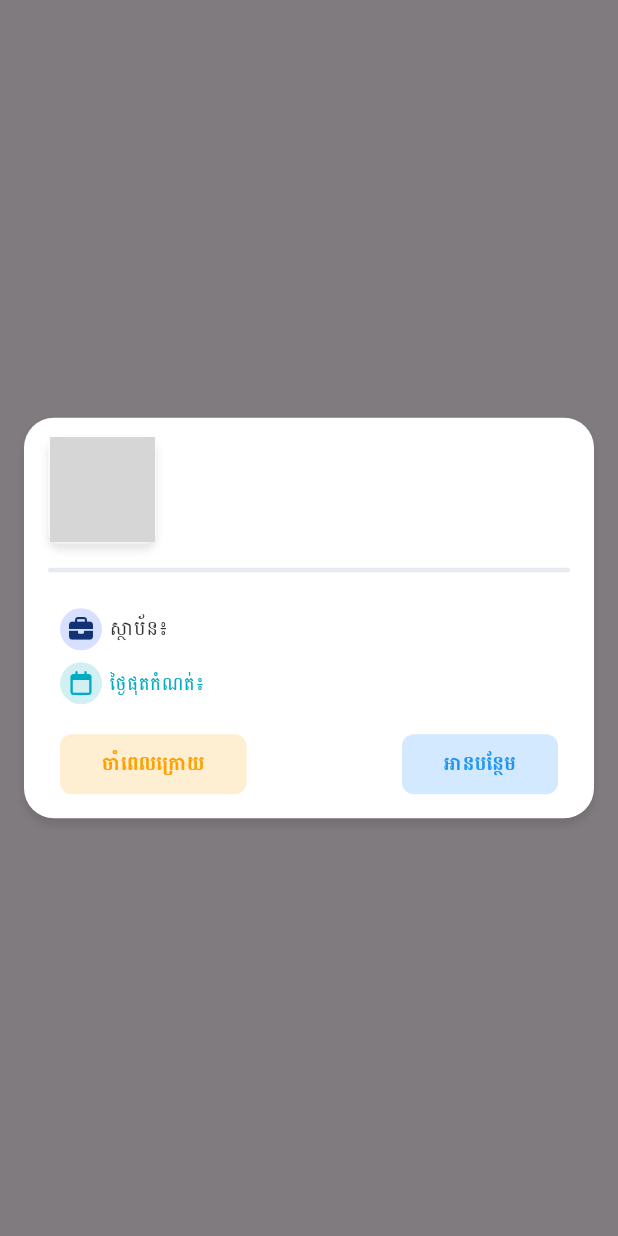
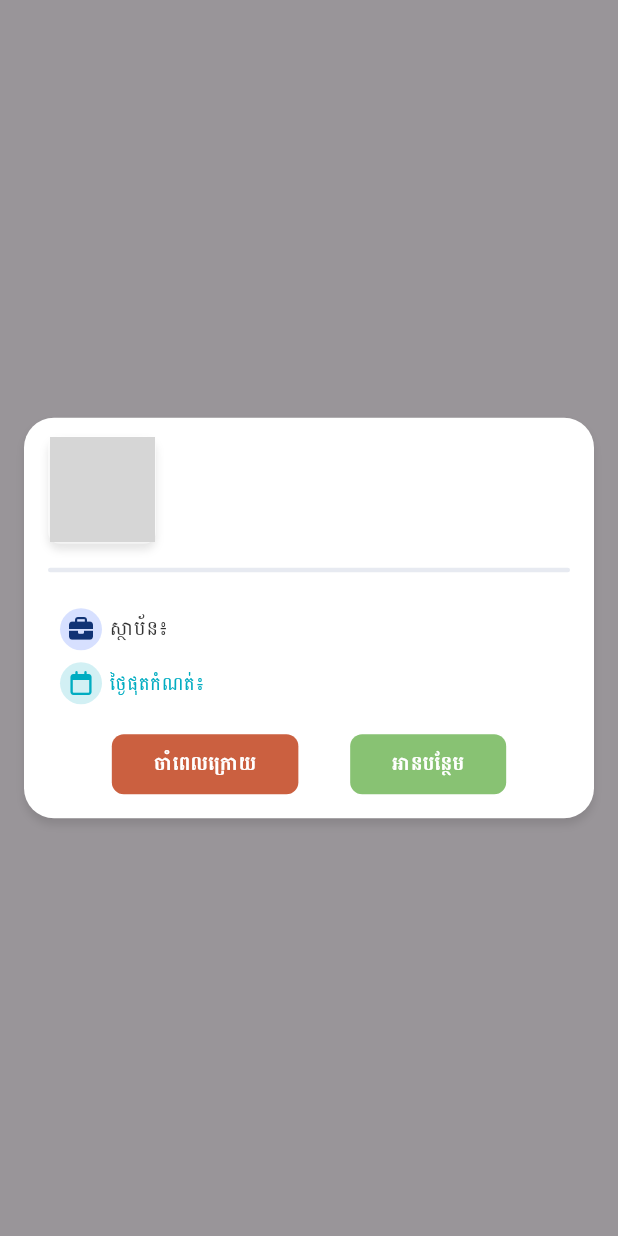
Before and after one commit to BunhengG/USEA_APP_II, a Flutter app: what showCareerDetailsDialog() shows on an empty page, opened directly with empty values, on a phone screen of 412 x 824 dp. Run offline on Flutter 3.47's test engine with Material 3 defaults, Android fonts, the light colour scheme and no system bars; our stand-ins replace bloc, buttons_tabbar, cached_network_image, carousel_slider, connectivity_plus, equatable and 19 more; missing offline and left inert: android_intent_plus, animated_snack_bar, colorful_circular_progress_indicator, google_ml_kit, qr_code_scanner, swipeable_page_route; accounts and stored records are empty; network calls fail; project files that could hold a hidden picture were left out; grey boxes are pictures that could not be loaded.

Commit message:
update guest screen

```diff
--- a/lib/GuestDashboard/Screen/CareerCenterScreen/widget/custom_details_dialog.dart
+++ b/lib/GuestDashboard/Screen/CareerCenterScreen/widget/custom_details_dialog.dart
@@ -1,4 +1,6 @@
 // career_details_dialog.dart
+import 'dart:ui';
+
 import 'package:flutter/material.dart';
 import 'package:font_awesome_flutter/font_awesome_flutter.dart';
 import 'package:get/get.dart';
@@ -14,13 +16,21 @@ void showCareerDetailsDialog(BuildContext context, Career career) {
     barrierLabel: 'Dismiss',
     transitionDuration: const Duration(milliseconds: 300),
     pageBuilder: (context, animation, secondaryAnimation) {
-      // CurvedAnimation to make the animation smoother
+      // Animation to make the slide-in smoother
       final curvedAnimation = CurvedAnimation(
         parent: animation,
         curve: Curves.easeInOut,
       );
 
-      return SlideTransition(
+      return Stack(
+        children: [
+          BackdropFilter(
+            filter: ImageFilter.blur(sigmaX: 10.0, sigmaY: 10.0),
+            child: Container(
+              color: Colors.white.withOpacity(0.2),
+            ),
+          ),
+          SlideTransition(
             position: Tween<Offset>(
               begin: const Offset(0, 1),
               end: Offset.zero,
@@ -51,12 +61,14 @@ void showCareerDetailsDialog(BuildContext context, Career career) {
                           Container(
                             padding: const EdgeInsets.all(1),
                             decoration: BoxDecoration(
-                          borderRadius: BorderRadius.circular(rd_SmallRounded),
+                              borderRadius:
+                                  BorderRadius.circular(rd_SmallRounded),
                               color: Colors.white54,
                               boxShadow: const [sd_BoxShadow],
                             ),
                             child: ClipRRect(
-                          borderRadius: BorderRadius.circular(rd_SmallRounded),
+                              borderRadius:
+                                  BorderRadius.circular(rd_SmallRounded),
                               child: Image.network(
                                 career.logo,
                                 width: 70,
@@ -101,7 +113,8 @@ void showCareerDetailsDialog(BuildContext context, Career career) {
                                   decoration: BoxDecoration(
                                     borderRadius:
                                         BorderRadius.circular(rd_FullRounded),
-                                color: const Color.fromARGB(44, 24, 78, 255),
+                                    color:
+                                        const Color.fromARGB(44, 24, 78, 255),
                                   ),
                                   child: const FaIcon(
                                     FontAwesomeIcons.briefcase,
@@ -122,7 +135,7 @@ void showCareerDetailsDialog(BuildContext context, Career career) {
                                 ),
                               ],
                             ),
-                        const SizedBox(height: 8),
+                            SdH_SizeBox_S,
                             Row(
                               children: [
                                 Container(
@@ -133,7 +146,8 @@ void showCareerDetailsDialog(BuildContext context, Career career) {
                                   decoration: BoxDecoration(
                                     borderRadius:
                                         BorderRadius.circular(rd_FullRounded),
-                                color: const Color.fromARGB(45, 0, 171, 193),
+                                    color:
+                                        const Color.fromARGB(45, 0, 171, 193),
                                   ),
                                   child: FaIcon(
                                     FontAwesomeIcons.calendar,
@@ -151,13 +165,12 @@ void showCareerDetailsDialog(BuildContext context, Career career) {
                           ],
                         ),
                       ),
-
-                  const SizedBox(height: 8),
+                      SdH_SizeBox_S,
                       //! Button Content
                       Padding(
                         padding: const EdgeInsets.symmetric(horizontal: 8),
                         child: Row(
-                      mainAxisAlignment: MainAxisAlignment.spaceBetween,
+                          mainAxisAlignment: MainAxisAlignment.spaceEvenly,
                           children: [
                             TextButton(
                               onPressed: () {
@@ -165,10 +178,10 @@ void showCareerDetailsDialog(BuildContext context, Career career) {
                               },
                               style: TextButton.styleFrom(
                                 elevation: 0.5,
-                            foregroundColor: Colors.amber[700],
-                            backgroundColor:
-                                const Color.fromARGB(45, 255, 162, 0),
-                            padding: const EdgeInsets.symmetric(horizontal: 28),
+                                foregroundColor: cl_ThirdColor,
+                                backgroundColor: const Color(0xFFCB6040),
+                                padding:
+                                    const EdgeInsets.symmetric(horizontal: 28),
                                 shape: RoundedRectangleBorder(
                                   borderRadius:
                                       BorderRadius.circular(rd_SmallRounded),
@@ -176,9 +189,9 @@ void showCareerDetailsDialog(BuildContext context, Career career) {
                               ),
                               child: Text(
                                 'ចាំពេលក្រោយ'.tr.toUpperCase(),
-                            style:
-                                getBodyMediumCareerCenterTextStyle().copyWith(
-                              color: Colors.amber[700],
+                                style: getBodyMediumCareerCenterTextStyle()
+                                    .copyWith(
+                                  color: cl_ThirdColor,
                                   fontSize: 13,
                                   fontWeight: FontWeight.w700,
                                 ),
@@ -190,18 +203,18 @@ void showCareerDetailsDialog(BuildContext context, Career career) {
                                 Navigator.of(context).pop();
                               },
                               style: TextButton.styleFrom(
-                            backgroundColor:
-                                const Color.fromARGB(45, 0, 132, 255),
-                            padding: const EdgeInsets.symmetric(horizontal: 28),
+                                backgroundColor: const Color(0xFF88C273),
+                                padding:
+                                    const EdgeInsets.symmetric(horizontal: 28),
                                 shape: RoundedRectangleBorder(
                                   borderRadius: BorderRadius.circular(8),
                                 ),
                               ),
                               child: Text(
                                 'អានបន្ថែម'.tr.toUpperCase(),
-                            style:
-                                getBodyMediumCareerCenterTextStyle().copyWith(
-                              color: Colors.blue,
+                                style: getBodyMediumCareerCenterTextStyle()
+                                    .copyWith(
+                                  color: cl_ThirdColor,
                                   fontSize: 13,
                                   fontWeight: FontWeight.w700,
                                 ),
@@ -215,6 +228,8 @@ void showCareerDetailsDialog(BuildContext context, Career career) {
                 ),
               ),
             ),
+          ),
+        ],
       );
     },
   );
--- a/lib/StudentDashboard/Screens/StudentHomeScreen/widget/custom_card.dart
+++ b/lib/StudentDashboard/Screens/StudentHomeScreen/widget/custom_card.dart
@@ -40,7 +40,7 @@ class CustomCard extends StatelessWidget {
           child: Stack(
             children: [
               Container(
-                padding: EdgeInsets.all(20.0.r),
+                padding: EdgeInsets.all(16.0.r),
                 decoration: BoxDecoration(
                   borderRadius: BorderRadius.circular(rd_MediumRounded),
                   color: context.colorDarkMode,
@@ -195,7 +195,7 @@ class CustomCard extends StatelessWidget {
           ),
         ),
         Positioned(
-          top: cardHeight * 0.1,
+          top: cardHeight * 0.090,
           right: 20.r,
           child: CircularPercentIndicator(
             radius: 65.0,
```
Also changed, not shown: lib/GuestDashboard/Screen/CareerCenterScreen/careerCenter_screen.dart (+0 -10 lines), lib/GuestDashboard/Screen/ProgramScreen/MajorScreens/details_screen.dart (+37 -13 lines), lib/GuestDashboard/Screen/ProgramScreen/program_screen.dart (+63 -67 lines), lib/GuestDashboard/Screen/ProgramScreen/widget/custom_AccordionList.dart (+39 -25 lines), lib/GuestDashboard/Screen/ProgramScreen/widget/custom_AccordionList_ACCA.dart (+37 -24 lines), lib/GuestDashboard/Screen/ProgramScreen/widget/default_major_list.dart (deleted, +0 -104 lines), lib/StudentDashboard/Screens/AttendanceScreen/widget/attendanceDetails_page.dart (+4 -8 lines). Lines whose indentation alone changed are shown as unchanged.
